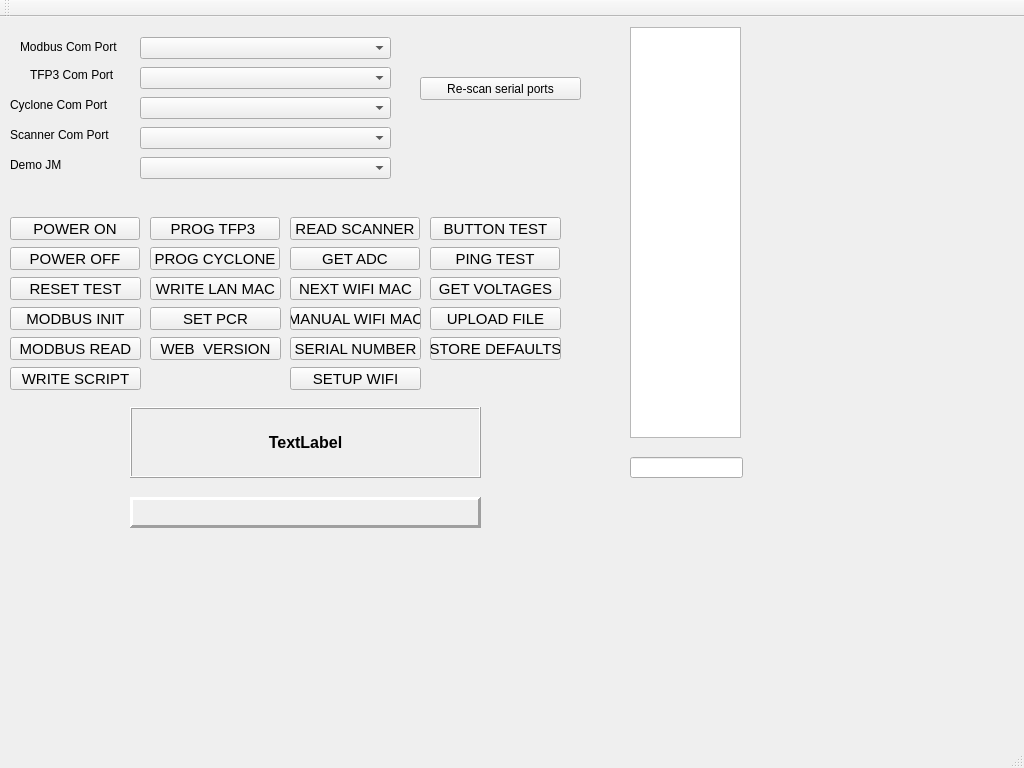
The window that QT_Project/mainwindow.ui (wmarchewka/Fixture) describes before a commit, drawn with Qt 5.
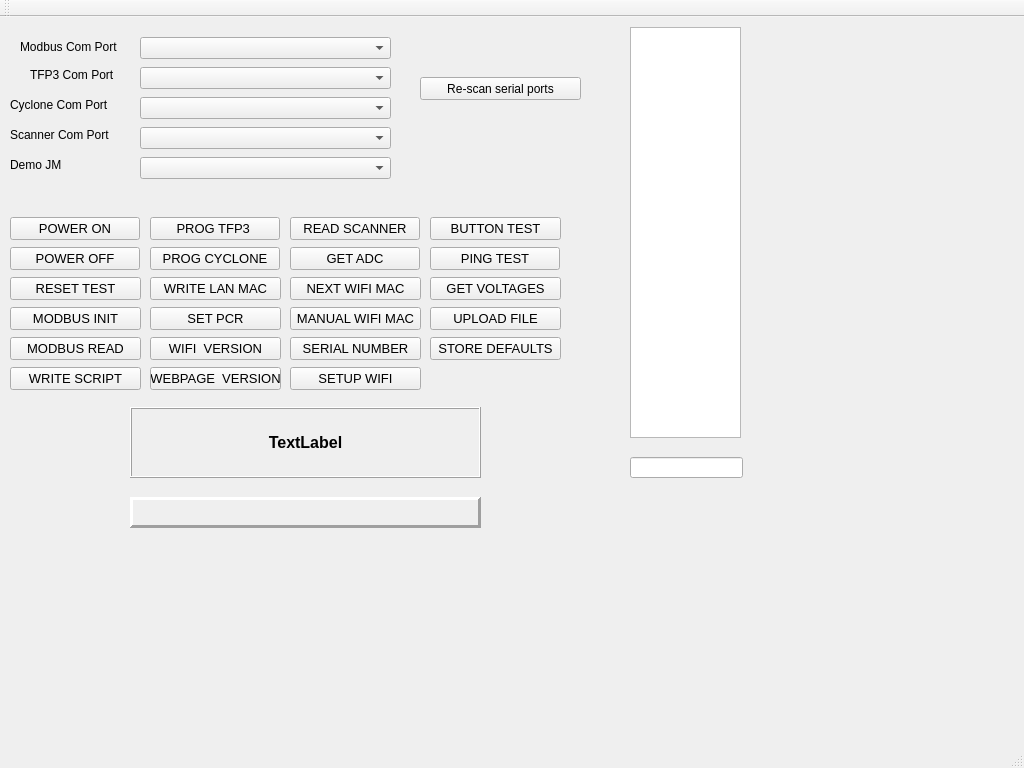
The same window after the commit.

What changed in the file:
```diff
--- a/QT_Project/mainwindow.ui
+++ b/QT_Project/mainwindow.ui
@@ -25,7 +25,7 @@
     </property>
     <property name="font">
      <font>
-      <pointsize>11</pointsize>
+      <pointsize>10</pointsize>
      </font>
     </property>
     <property name="text">
@@ -43,7 +43,7 @@
     </property>
     <property name="font">
      <font>
-      <pointsize>11</pointsize>
+      <pointsize>10</pointsize>
      </font>
     </property>
     <property name="text">
@@ -153,7 +153,7 @@
     </property>
     <property name="font">
      <font>
-      <pointsize>11</pointsize>
+      <pointsize>10</pointsize>
      </font>
     </property>
     <property name="text">
@@ -171,7 +171,7 @@
     </property>
     <property name="font">
      <font>
-      <pointsize>11</pointsize>
+      <pointsize>10</pointsize>
      </font>
     </property>
     <property name="text">
@@ -189,7 +189,7 @@
     </property>
     <property name="font">
      <font>
-      <pointsize>11</pointsize>
+      <pointsize>10</pointsize>
      </font>
     </property>
     <property name="text">
@@ -207,7 +207,7 @@
     </property>
     <property name="font">
      <font>
-      <pointsize>11</pointsize>
+      <pointsize>10</pointsize>
      </font>
     </property>
     <property name="text">
@@ -225,7 +225,7 @@
     </property>
     <property name="font">
      <font>
-      <pointsize>11</pointsize>
+      <pointsize>10</pointsize>
      </font>
     </property>
     <property name="text">
@@ -243,7 +243,7 @@
     </property>
     <property name="font">
      <font>
-      <pointsize>11</pointsize>
+      <pointsize>10</pointsize>
      </font>
     </property>
     <property name="text">
@@ -349,7 +349,7 @@
     </property>
     <property name="font">
      <font>
-      <pointsize>11</pointsize>
+      <pointsize>10</pointsize>
      </font>
     </property>
     <property name="text">
@@ -367,7 +367,7 @@
     </property>
     <property name="font">
      <font>
-      <pointsize>11</pointsize>
+      <pointsize>10</pointsize>
      </font>
     </property>
     <property name="text">
@@ -385,7 +385,7 @@
     </property>
     <property name="font">
      <font>
-      <pointsize>11</pointsize>
+      <pointsize>10</pointsize>
      </font>
     </property>
     <property name="text">
@@ -403,7 +403,7 @@
     </property>
     <property name="font">
      <font>
-      <pointsize>11</pointsize>
+      <pointsize>10</pointsize>
      </font>
     </property>
     <property name="text">
@@ -421,7 +421,7 @@
     </property>
     <property name="font">
      <font>
-      <pointsize>11</pointsize>
+      <pointsize>10</pointsize>
      </font>
     </property>
     <property name="text">
@@ -439,7 +439,7 @@
     </property>
     <property name="font">
      <font>
-      <pointsize>11</pointsize>
+      <pointsize>10</pointsize>
      </font>
     </property>
     <property name="text">
@@ -457,7 +457,7 @@
     </property>
     <property name="font">
      <font>
-      <pointsize>11</pointsize>
+      <pointsize>10</pointsize>
      </font>
     </property>
     <property name="text">
@@ -475,7 +475,7 @@
     </property>
     <property name="font">
      <font>
-      <pointsize>11</pointsize>
+      <pointsize>10</pointsize>
      </font>
     </property>
     <property name="text">
@@ -493,7 +493,7 @@
     </property>
     <property name="font">
      <font>
-      <pointsize>11</pointsize>
+      <pointsize>10</pointsize>
      </font>
     </property>
     <property name="text">
@@ -511,11 +511,11 @@
     </property>
     <property name="font">
      <font>
-      <pointsize>11</pointsize>
+      <pointsize>10</pointsize>
      </font>
     </property>
     <property name="text">
-     <string>WEB  VERSION</string>
+     <string>WIFI  VERSION</string>
     </property>
    </widget>
    <widget class="QPushButton" name="pbSetupWIFI">
@@ -529,7 +529,7 @@
     </property>
     <property name="font">
      <font>
-      <pointsize>11</pointsize>
+      <pointsize>10</pointsize>
      </font>
     </property>
     <property name="text">
@@ -547,7 +547,7 @@
     </property>
     <property name="font">
      <font>
-      <pointsize>11</pointsize>
+      <pointsize>10</pointsize>
      </font>
     </property>
     <property name="text">
@@ -601,7 +601,7 @@
     </property>
     <property name="font">
      <font>
-      <pointsize>11</pointsize>
+      <pointsize>10</pointsize>
      </font>
     </property>
     <property name="text">
@@ -619,13 +619,31 @@
     </property>
     <property name="font">
      <font>
-      <pointsize>11</pointsize>
+      <pointsize>10</pointsize>
      </font>
     </property>
     <property name="text">
      <string>MODBUS READ</string>
     </property>
    </widget>
+   <widget class="QPushButton" name="pbWebpageVersion">
+    <property name="geometry">
+     <rect>
+      <x>150</x>
+      <y>350</y>
+      <width>131</width>
+      <height>23</height>
+     </rect>
+    </property>
+    <property name="font">
+     <font>
+      <pointsize>10</pointsize>
+     </font>
+    </property>
+    <property name="text">
+     <string>WEBPAGE  VERSION</string>
+    </property>
+   </widget>
   </widget>
   <widget class="QMenuBar" name="menuBar">
    <property name="geometry">
```
Left out of the diff: 4 changed lines with no effect on the pictures.
